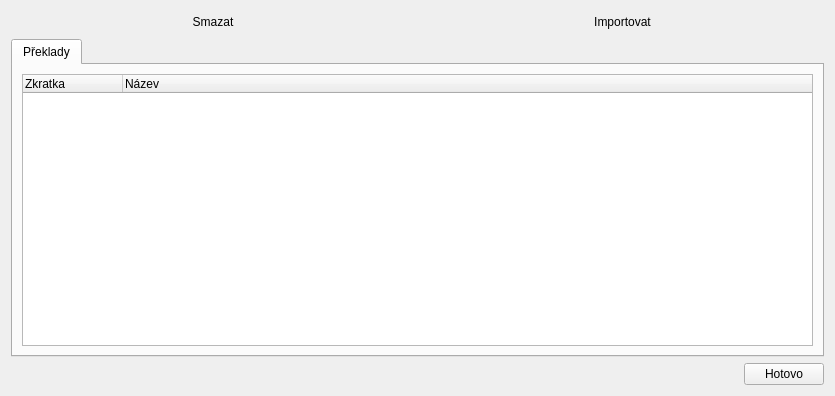
CZDanol/StrawLumen, file src/gui/bibletranslationmgmtdialog.ui: the form before one commit.
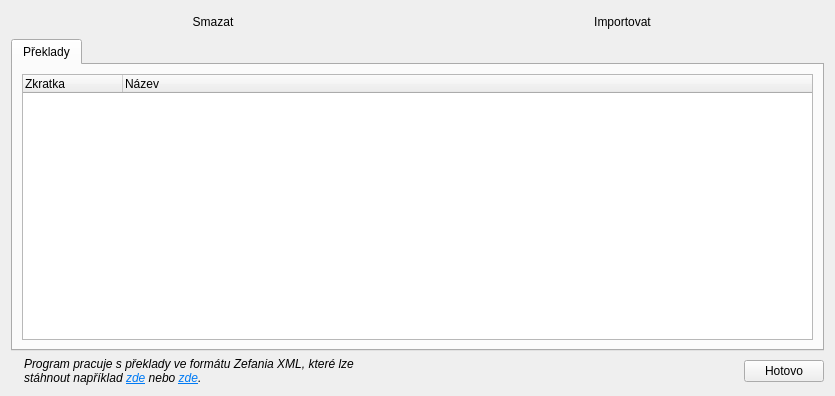
The form after the commit. Icons and pictures are not drawn.

What changed in the file:
```diff
--- a/src/gui/bibletranslationmgmtdialog.ui
+++ b/src/gui/bibletranslationmgmtdialog.ui
@@ -149,6 +149,40 @@
    </item>
    <item>
     <layout class="QHBoxLayout" name="horizontalLayout">
+     <item>
+      <widget class="QLabel" name="label">
+       <property name="pixmap">
+        <pixmap resource="../../res/resources.qrc">:/icons/16/Info_16px.png</pixmap>
+       </property>
+      </widget>
+     </item>
+     <item>
+      <widget class="QLabel" name="label_2">
+       <property name="sizePolicy">
+        <sizepolicy hsizetype="Expanding" vsizetype="Preferred">
+         <horstretch>0</horstretch>
+         <verstretch>0</verstretch>
+        </sizepolicy>
+       </property>
+       <property name="font">
+        <font>
+         <italic>true</italic>
+        </font>
+       </property>
+       <property name="text">
+        <string>&lt;html&gt;&lt;head/&gt;&lt;body&gt;&lt;p&gt;Program pracuje s překlady ve formátu Zefania XML, které lze stáhnout například &lt;a href=&quot;https://sourceforge.net/projects/zefania-sharp/files/Bibles/&quot;&gt;&lt;span style=&quot; text-decoration: underline; color:#007af4;&quot;&gt;zde&lt;/span&gt;&lt;/a&gt; nebo &lt;a href=&quot;https://www.ph4.org/b4_mobi.php?q=zefania&quot;&gt;&lt;span style=&quot; text-decoration: underline; color:#007af4;&quot;&gt;zde&lt;/span&gt;&lt;/a&gt;.&lt;/p&gt;&lt;/body&gt;&lt;/html&gt;</string>
+       </property>
+       <property name="wordWrap">
+        <bool>true</bool>
+       </property>
+       <property name="openExternalLinks">
+        <bool>true</bool>
+       </property>
+       <property name="textInteractionFlags">
+        <set>Qt::LinksAccessibleByMouse|Qt::TextSelectableByMouse</set>
+       </property>
+      </widget>
+     </item>
      <item>
       <spacer name="horizontalSpacer">
        <property name="orientation">
```
